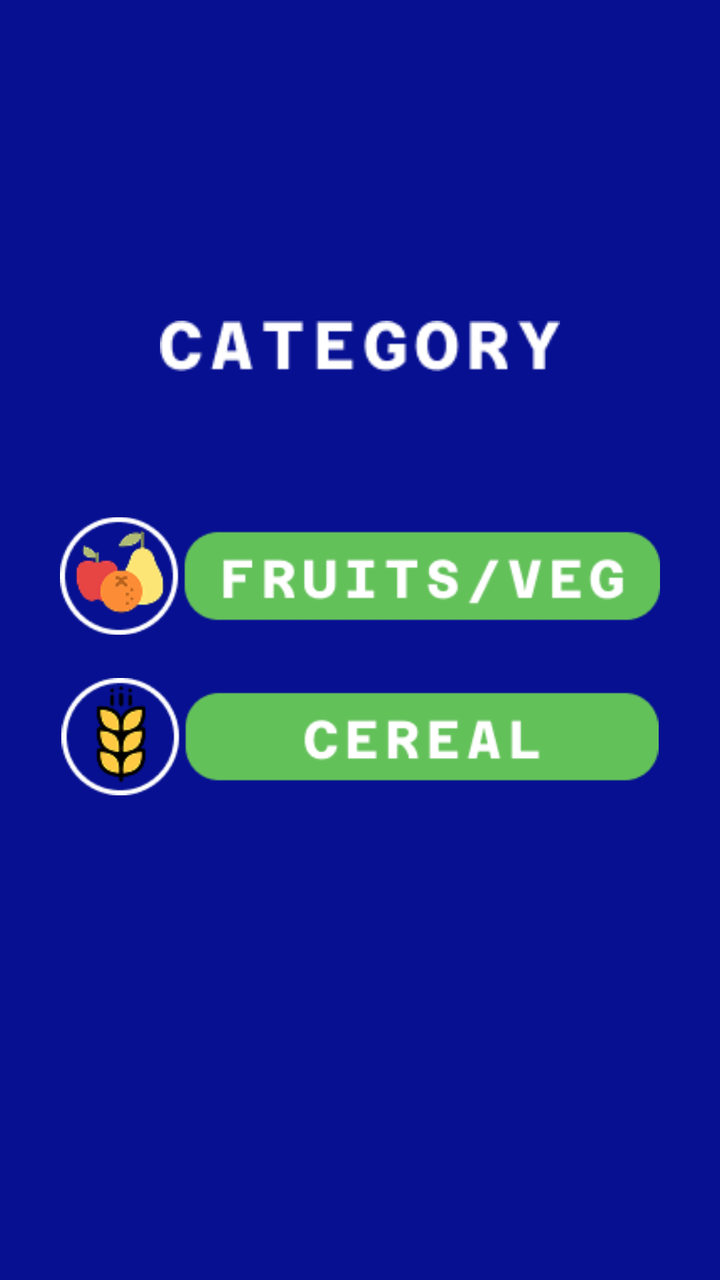
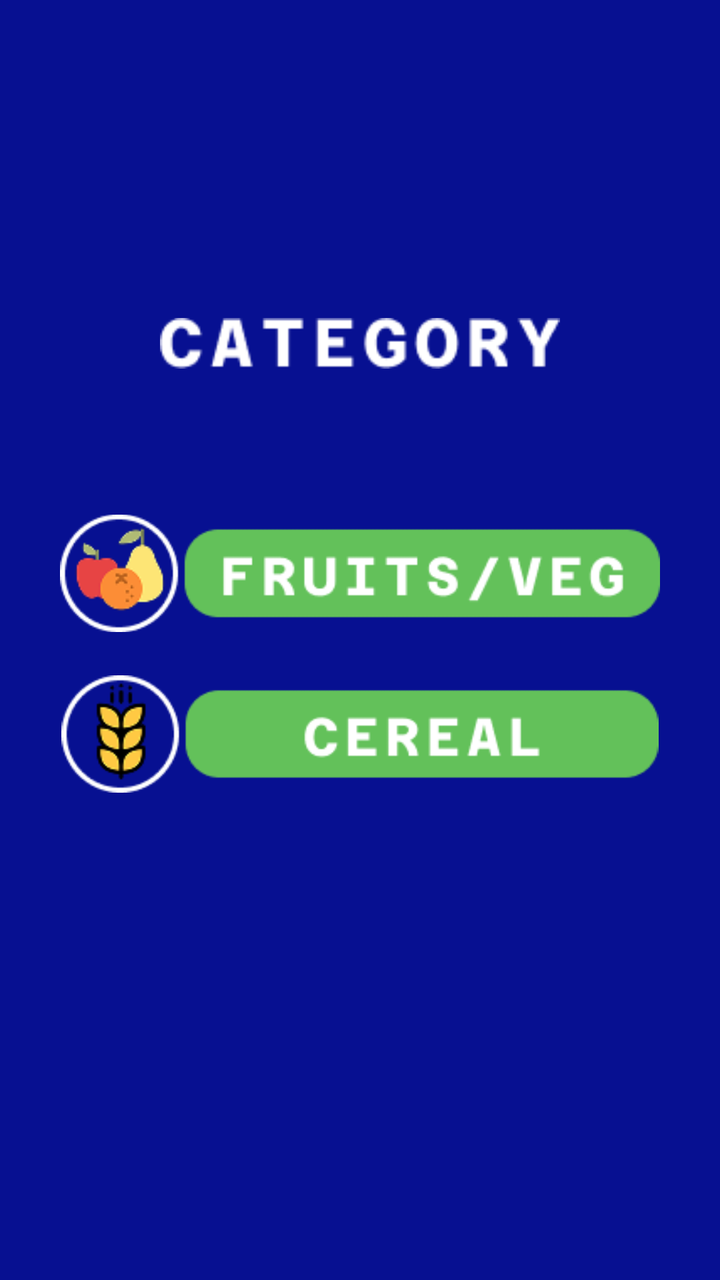

Screens rendered from an Android XML layout before and after an edit, with the pre-edit source and the edit as a unified diff.
<!-- AndroidManifest.xml: application theme Theme.AI_for_Crop_Diseases_Detection -->
<!-- res/layout/activity_category.xml -->
<?xml version="1.0" encoding="utf-8"?>
<androidx.constraintlayout.widget.ConstraintLayout xmlns:android="http://schemas.android.com/apk/res/android"
    android:layout_width="match_parent"
    android:layout_height="match_parent"
    xmlns:app="http://schemas.android.com/apk/res-auto"
    xmlns:tools="http://schemas.android.com/tools"
    tools:context=".CategoryActivity"
    android:orientation="vertical"
    android:gravity="center"
    android:padding="0dp"
    android:id="@+id/categoryScreen"
    android:background="#071091">

    <ImageView
        android:id="@+id/categoryHeadline"
        android:layout_width="200dp"
        android:layout_height="120dp"
        android:layout_gravity="center_horizontal"
        android:scaleType="fitCenter"
        android:src="@drawable/category"
        app:layout_constraintBottom_toBottomOf="parent"
        app:layout_constraintEnd_toEndOf="parent"
        app:layout_constraintHorizontal_bias="0.5"
        app:layout_constraintStart_toStartOf="parent"
        app:layout_constraintTop_toTopOf="parent"
        app:layout_constraintVertical_bias="0.217" />

    <ImageView
        android:id="@+id/fruit"
        android:layout_width="300dp"
        android:layout_height="wrap_content"
        android:src="@drawable/fruit"
        android:clickable="true"
        android:focusable="true"
        android:scaleType="fitCenter"
        android:layout_marginTop="20dp"
        android:layout_gravity="center_horizontal"
        app:layout_constraintTop_toBottomOf="@+id/categoryHeadline"
        app:layout_constraintEnd_toEndOf="parent"
        app:layout_constraintStart_toStartOf="parent"/>

    <ImageView
        android:id="@+id/cereal"
        android:layout_width="300dp"
        android:layout_height="wrap_content"
        android:layout_marginTop="16dp"
        android:src="@drawable/cereal"
        android:scaleType="fitCenter"
        android:adjustViewBounds="true"
        android:clickable="true"
        android:focusable="true"
        android:layout_gravity="center_horizontal"
        app:layout_constraintTop_toBottomOf="@+id/fruit"
        app:layout_constraintEnd_toEndOf="parent"
        app:layout_constraintStart_toStartOf="parent"/>






</androidx.constraintlayout.widget.ConstraintLayout>
<!-- resources referenced by this layout -->
<resources>
  <!-- drawable category: png bitmap (drawable, 1721 bytes) -->
  <!-- drawable cereal: png bitmap (drawable, 6615 bytes) -->
  <!-- drawable fruit: png bitmap (drawable, 7700 bytes) -->
  <style name="Theme.AI_for_Crop_Diseases_Detection" parent="Base.Theme.AI_for_Crop_Diseases_Detection" />
  <style name="Base.Theme.AI_for_Crop_Diseases_Detection" parent="Theme.Material3.DayNight.NoActionBar">
          
          
      </style>
</resources>

<!-- the commit's change to res/layout/activity_category.xml (unified diff, before → after) -->
@@ -1,9 +1,15 @@
 <?xml version="1.0" encoding="utf-8"?>
-<androidx.constraintlayout.widget.ConstraintLayout xmlns:android="http://schemas.android.com/apk/res/android"
+<ScrollView
+    xmlns:android="http://schemas.android.com/apk/res/android"
+    xmlns:app="http://schemas.android.com/apk/res-auto"
+    xmlns:tools="http://schemas.android.com/tools"
     android:layout_width="match_parent"
     android:layout_height="match_parent"
-    xmlns:app="http://schemas.android.com/apk/res-auto"
-    xmlns:tools="http://schemas.android.com/tools"
+    android:background="#071091"
+    tools:context=".CategoryActivity">
+<androidx.constraintlayout.widget.ConstraintLayout
+    android:layout_width="match_parent"
+    android:layout_height="match_parent"
     tools:context=".CategoryActivity"
     android:orientation="vertical"
     android:gravity="center"
@@ -20,10 +26,9 @@
         android:src="@drawable/category"
         app:layout_constraintBottom_toBottomOf="parent"
         app:layout_constraintEnd_toEndOf="parent"
-        app:layout_constraintHorizontal_bias="0.5"
         app:layout_constraintStart_toStartOf="parent"
         app:layout_constraintTop_toTopOf="parent"
-        app:layout_constraintVertical_bias="0.217" />
+        app:layout_constraintVertical_bias="0.342" />
 
     <ImageView
         android:id="@+id/fruit"
@@ -54,9 +59,17 @@
         app:layout_constraintEnd_toEndOf="parent"
         app:layout_constraintStart_toStartOf="parent"/>
 
+    <View
+        android:layout_width="match_parent"
+        android:layout_height="50dp"
+        android:background="@android:color/transparent"
+        app:layout_constraintTop_toBottomOf="@id/cereal"
+        app:layout_constraintBottom_toBottomOf="parent"/>
+
 
 
 
 
 
 </androidx.constraintlayout.widget.ConstraintLayout>
+</ScrollView>
